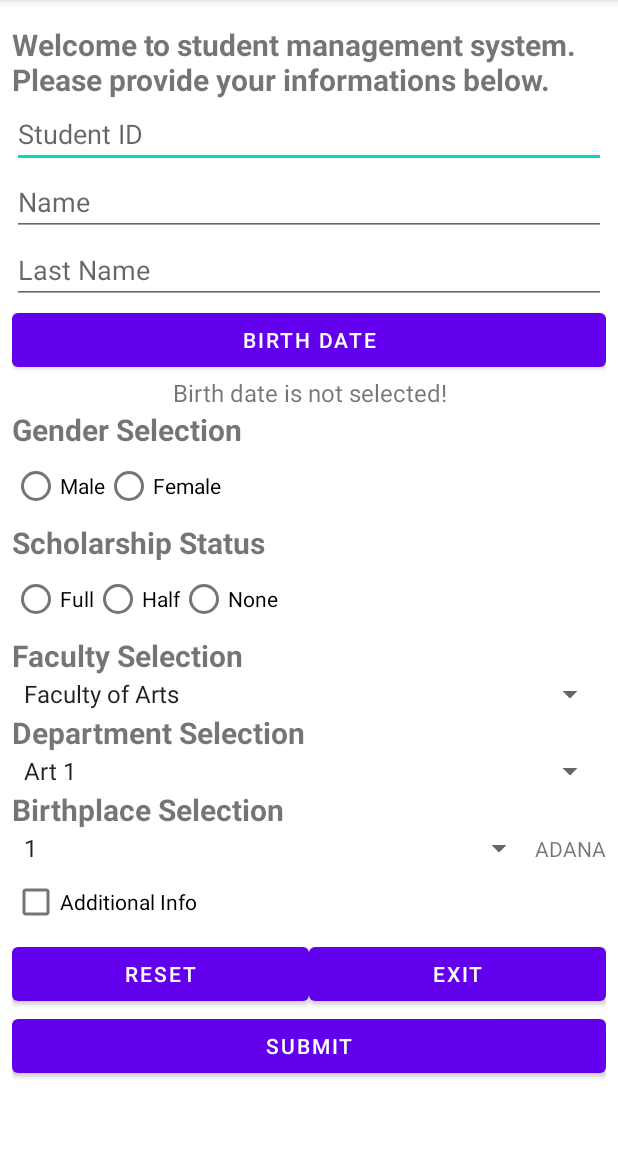
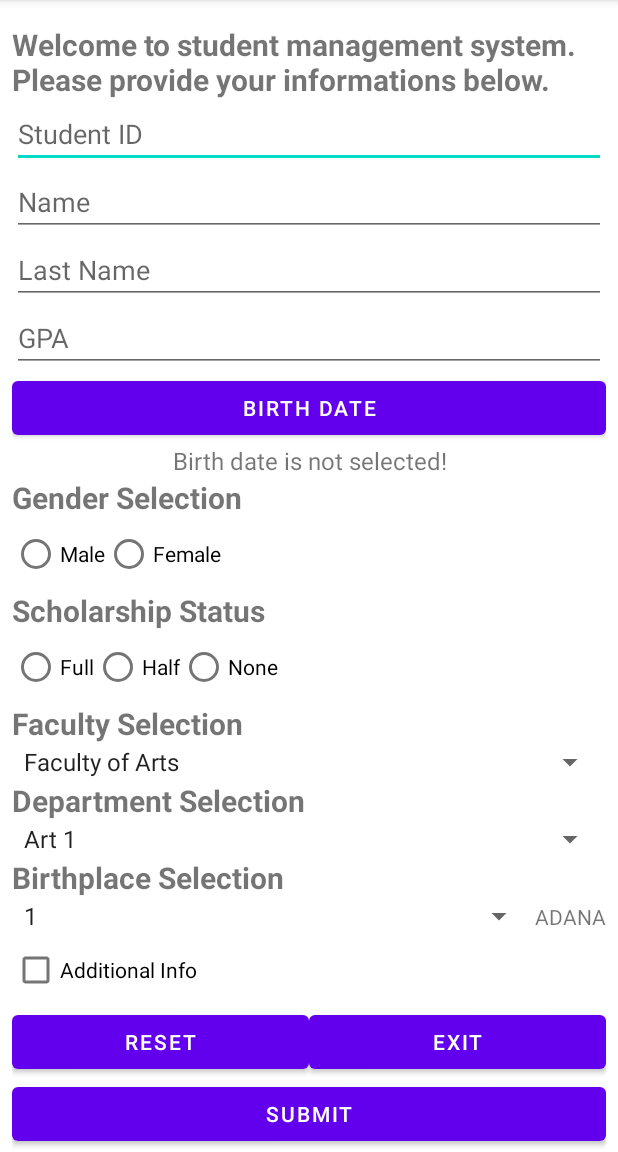
Before and after one commit to JustRelaxable/CMPE-408-Project-01, an Android app: the screen it shows after launch (MainActivity), on a phone screen of 412 x 824 dp, the part 84-1236 px from its top. Run offline under Robolectric (Android 15) with nearby library versions, the phone set to English and light mode, and no system bars.

Commit message:
GPA edit text view functionality implemented

```diff
--- a/app/src/main/java/com/rc2/cmpe408project01/MainActivity.java
+++ b/app/src/main/java/com/rc2/cmpe408project01/MainActivity.java
@@ -40,6 +40,38 @@ public class MainActivity extends AppCompatActivity implements View.OnClickListe
         loadBirthplaceSpinner();
         loadFacultySpinner();
         handleStudentIDTextChangedListener();
+        handleGPATextChangedListener();
+    }
+
+    private void handleGPATextChangedListener() {
+        EditText gpaText = findViewById(R.id.gpa);
+        gpaText.addTextChangedListener(new TextWatcher() {
+            boolean periodEnabled = false;
+            @Override
+            public void beforeTextChanged(CharSequence charSequence, int i, int i1, int i2) {
+
+            }
+
+            @Override
+            public void onTextChanged(CharSequence charSequence, int i, int i1, int i2) {
+
+            }
+
+            @Override
+            public void afterTextChanged(Editable editable) {
+                if(editable.length() == 1 && !periodEnabled){
+                    editable.append(".");
+                    periodEnabled = true;
+                }
+                if(editable.length() == 1 && periodEnabled){
+                    editable.clear();
+                    periodEnabled = false;
+                }
+                if(editable.length() > 4){
+                    editable = editable.delete(4,5);
+                }
+            }
+        });
     }
 
     private void loadFacultyDepartmentHashMap() {
--- a/app/src/main/res/layout/activity_main.xml
+++ b/app/src/main/res/layout/activity_main.xml
@@ -37,6 +37,12 @@
         android:layout_width="match_parent"
         android:layout_height="wrap_content"
         android:hint="@string/last_name"/>
+        <EditText
+            android:id="@+id/gpa"
+            android:layout_width="match_parent"
+            android:layout_height="wrap_content"
+            android:inputType="numberDecimal"
+            android:hint="@string/gpa"/>
     <Button
         android:id="@+id/birth_date_button"
         android:layout_width="match_parent"
--- a/app/src/main/res/values/strings.xml
+++ b/app/src/main/res/values/strings.xml
@@ -26,4 +26,5 @@
     <string name="fields_are_incomplete_warning">You should fill all of the fields in order to submit!</string>
     <string name="fields_submitted_successfully">Informations submitted successfully!</string>
     <string name="scholarship_status">Scholarship Status</string>
+    <string name="gpa">GPA</string>
 </resources>
```
